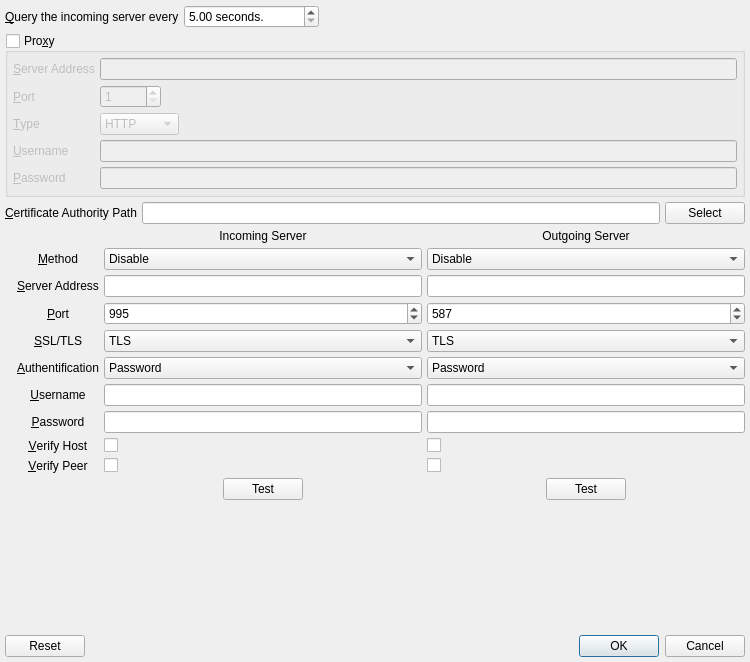
The window that branches/trunk/GoldBug-UI/poptastic-retrophone-settings.ui (textbrowser/spot-on) describes before a commit, drawn with Qt 5.
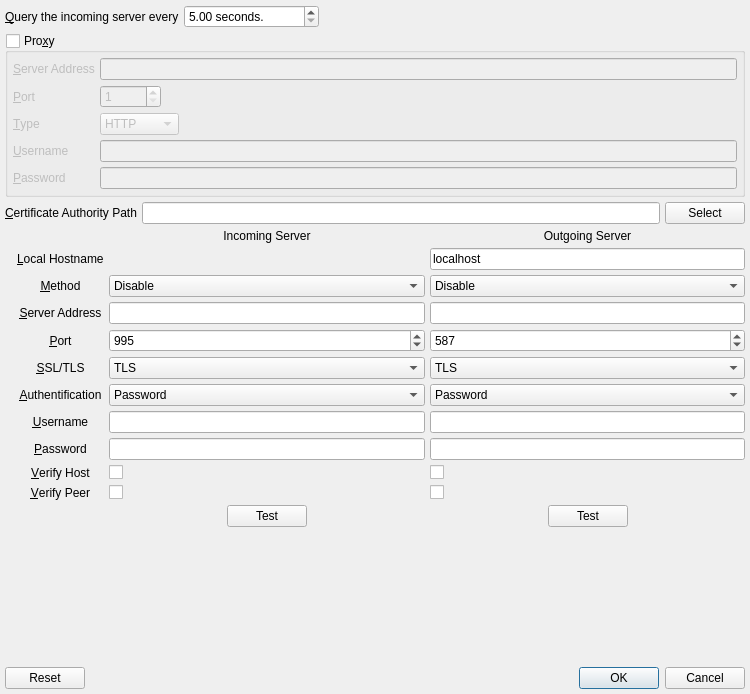
The same window after the commit. Icons and pictures are not drawn.

Commit message: SMTP localhost.

```diff
--- a/branches/trunk/GoldBug-UI/poptastic-retrophone-settings.ui
+++ b/branches/trunk/GoldBug-UI/poptastic-retrophone-settings.ui
@@ -7,7 +7,7 @@
     <x>0</x>
     <y>0</y>
     <width>750</width>
-    <height>662</height>
+    <height>694</height>
    </rect>
   </property>
   <property name="windowTitle">
@@ -274,7 +274,7 @@
        <property name="spacing">
         <number>5</number>
        </property>
-       <item row="1" column="1">
+       <item row="2" column="1">
         <widget class="QComboBox" name="in_method">
          <property name="currentIndex">
           <number>0</number>
@@ -299,7 +299,7 @@
          </item>
         </widget>
        </item>
-       <item row="6" column="3">
+       <item row="7" column="3">
         <widget class="QComboBox" name="out_authentication">
          <property name="sizeAdjustPolicy">
           <enum>QComboBox::AdjustToContents</enum>
@@ -311,7 +311,7 @@
          </item>
         </widget>
        </item>
-       <item row="2" column="0">
+       <item row="3" column="0">
         <widget class="QLabel" name="label_4">
          <property name="text">
           <string>&amp;Server Address</string>
@@ -324,7 +324,7 @@
          </property>
         </widget>
        </item>
-       <item row="6" column="1">
+       <item row="7" column="1">
         <widget class="QComboBox" name="in_authentication">
          <property name="sizeAdjustPolicy">
           <enum>QComboBox::AdjustToContents</enum>
@@ -336,14 +336,14 @@
          </item>
         </widget>
        </item>
-       <item row="8" column="1">
+       <item row="9" column="1">
         <widget class="QLineEdit" name="in_password">
          <property name="echoMode">
           <enum>QLineEdit::Password</enum>
          </property>
         </widget>
        </item>
-       <item row="6" column="0">
+       <item row="7" column="0">
         <widget class="QLabel" name="label_7">
          <property name="text">
           <string>&amp;Authentification</string>
@@ -356,7 +356,7 @@
          </property>
         </widget>
        </item>
-       <item row="5" column="1">
+       <item row="6" column="1">
         <widget class="QComboBox" name="in_ssltls">
          <property name="currentIndex">
           <number>2</number>
@@ -381,13 +381,13 @@
          </item>
         </widget>
        </item>
-       <item row="2" column="1">
+       <item row="3" column="1">
         <widget class="QLineEdit" name="in_server_address"/>
        </item>
-       <item row="7" column="1">
+       <item row="8" column="1">
         <widget class="QLineEdit" name="in_username"/>
        </item>
-       <item row="4" column="1">
+       <item row="5" column="1">
         <widget class="QSpinBox" name="in_server_port">
          <property name="minimum">
           <number>1</number>
@@ -400,7 +400,7 @@
          </property>
         </widget>
        </item>
-       <item row="8" column="0">
+       <item row="9" column="0">
         <widget class="QLabel" name="label_9">
          <property name="text">
           <string>&amp;Password</string>
@@ -413,7 +413,7 @@
          </property>
         </widget>
        </item>
-       <item row="1" column="3">
+       <item row="2" column="3">
         <widget class="QComboBox" name="out_method">
          <property name="currentIndex">
           <number>0</number>
@@ -433,17 +433,17 @@
          </item>
         </widget>
        </item>
-       <item row="7" column="3">
-        <widget class="QLineEdit" name="out_username"/>
-       </item>
        <item row="8" column="3">
+        <widget class="QLineEdit" name="out_username"/>
+       </item>
+       <item row="9" column="3">
         <widget class="QLineEdit" name="out_password">
          <property name="echoMode">
           <enum>QLineEdit::Password</enum>
          </property>
         </widget>
        </item>
-       <item row="1" column="0">
+       <item row="2" column="0">
         <widget class="QLabel" name="label_10">
          <property name="text">
           <string>&amp;Method</string>
@@ -466,7 +466,7 @@
          </property>
         </widget>
        </item>
-       <item row="2" column="3">
+       <item row="3" column="3">
         <widget class="QLineEdit" name="out_server_address"/>
        </item>
        <item row="0" column="1">
@@ -479,7 +479,7 @@
          </property>
         </widget>
        </item>
-       <item row="5" column="3">
+       <item row="6" column="3">
         <widget class="QComboBox" name="out_ssltls">
          <property name="currentIndex">
           <number>2</number>
@@ -504,7 +504,7 @@
          </item>
         </widget>
        </item>
-       <item row="11" column="1">
+       <item row="12" column="1">
         <layout class="QHBoxLayout" name="horizontalLayout">
          <property name="spacing">
           <number>5</number>
@@ -544,7 +544,7 @@
          </item>
         </layout>
        </item>
-       <item row="4" column="3">
+       <item row="5" column="3">
         <widget class="QSpinBox" name="out_server_port">
          <property name="minimum">
           <number>1</number>
@@ -557,7 +557,7 @@
          </property>
         </widget>
        </item>
-       <item row="4" column="0">
+       <item row="5" column="0">
         <widget class="QLabel" name="label_5">
          <property name="text">
           <string>&amp;Port</string>
@@ -570,7 +570,7 @@
          </property>
         </widget>
        </item>
-       <item row="7" column="0">
+       <item row="8" column="0">
         <widget class="QLabel" name="label_8">
          <property name="text">
           <string>&amp;Username</string>
@@ -583,7 +583,7 @@
          </property>
         </widget>
        </item>
-       <item row="5" column="0">
+       <item row="6" column="0">
         <widget class="QLabel" name="label_3">
          <property name="text">
           <string>&amp;SSL/TLS</string>
@@ -596,7 +596,7 @@
          </property>
         </widget>
        </item>
-       <item row="11" column="3">
+       <item row="12" column="3">
         <layout class="QHBoxLayout" name="horizontalLayout_2">
          <property name="spacing">
           <number>5</number>
@@ -636,7 +636,7 @@
          </item>
         </layout>
        </item>
-       <item row="9" column="0">
+       <item row="10" column="0">
         <widget class="QLabel" name="label_16">
          <property name="text">
           <string>&amp;Verify Host</string>
@@ -649,21 +649,21 @@
          </property>
         </widget>
        </item>
-       <item row="9" column="1">
+       <item row="10" column="1">
         <widget class="QCheckBox" name="in_verify_host">
          <property name="text">
           <string/>
          </property>
         </widget>
        </item>
-       <item row="9" column="3">
+       <item row="10" column="3">
         <widget class="QCheckBox" name="out_verify_host">
          <property name="text">
           <string/>
          </property>
         </widget>
        </item>
-       <item row="10" column="0">
+       <item row="11" column="0">
         <widget class="QLabel" name="label_18">
          <property name="text">
           <string>&amp;Verify Peer</string>
@@ -676,20 +676,37 @@
          </property>
         </widget>
        </item>
-       <item row="10" column="1">
+       <item row="11" column="1">
         <widget class="QCheckBox" name="in_verify_peer">
          <property name="text">
           <string/>
          </property>
         </widget>
        </item>
-       <item row="10" column="3">
+       <item row="11" column="3">
         <widget class="QCheckBox" name="out_verify_peer">
          <property name="text">
           <string/>
          </property>
         </widget>
        </item>
+       <item row="1" column="0">
+        <widget class="QLabel" name="label_19">
+         <property name="text">
+          <string>&amp;Local Hostname</string>
+         </property>
+         <property name="buddy">
+          <cstring>smtp_localname</cstring>
+         </property>
+        </widget>
+       </item>
+       <item row="1" column="3">
+        <widget class="QLineEdit" name="smtp_localname">
+         <property name="text">
+          <string>localhost</string>
+         </property>
+        </widget>
+       </item>
       </layout>
      </item>
     </layout>
```
Left out of the diff: 3 changed lines with no effect on the pictures. The commit also changes 6 other files.
